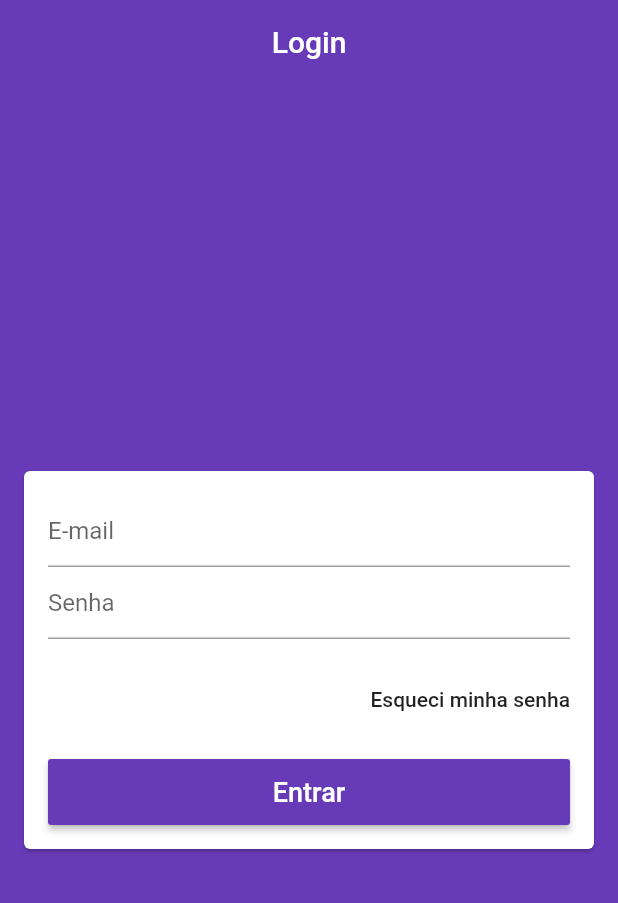
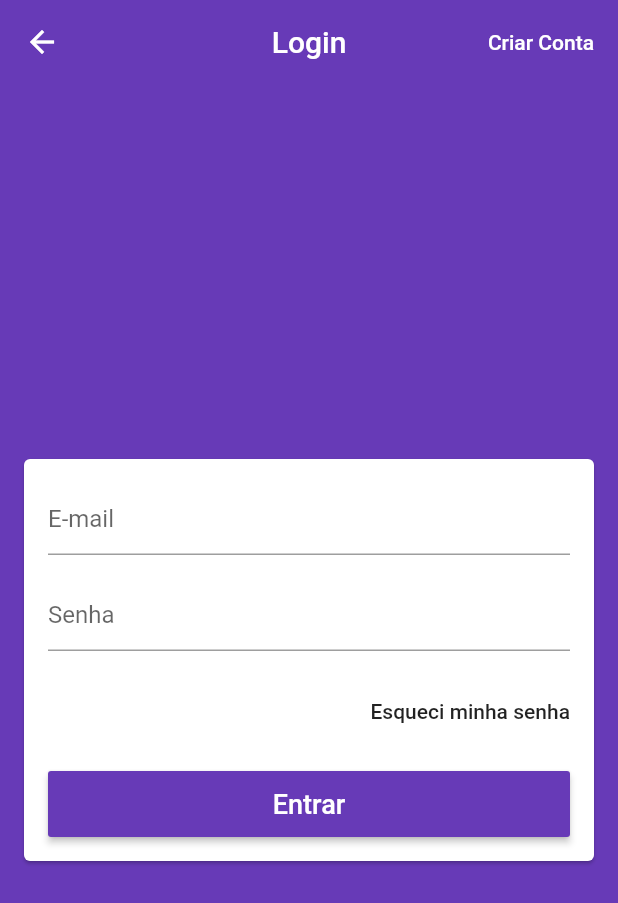
Before and after one commit to Ysr7/LojaVirtualFlutter, a Flutter app: the screen it shows after launch, on a phone screen of 412 x 824 dp. Shown: the top 903 px of the screen. Run offline on Flutter 3.47's test engine with Material 2 defaults, Android fonts, the phone set to English and light mode, and no system bars; our stand-ins replace firebase_auth; accounts and stored records are empty.

Commit message:
Criando Tela de Cadastro

```diff
--- a/loja_virtual/lib/screens/login/login_screen.dart
+++ b/loja_virtual/lib/screens/login/login_screen.dart
@@ -14,11 +14,24 @@ class LoginScreen extends StatelessWidget {
   @override
   Widget build(BuildContext context) {
     return Scaffold(
-      backgroundColor:Theme.of(context).primaryColor ,
+      backgroundColor: Theme.of(context).primaryColor,
       key: scaffoldKey,
       appBar: AppBar(
         title: const Text("Login"),
         centerTitle: true,
+        actions: <Widget>[
+          FlatButton(
+              onPressed: () {
+                Navigator.of(context).pushReplacementNamed("/signup");
+              },
+              textColor: Colors.white,
+              child: const Text(
+                "Criar Conta",
+                style: TextStyle(
+                  fontSize: 14,
+                ),
+              ))
+        ],
       ),
       body: Center(
         child: Card(
@@ -42,6 +55,9 @@ class LoginScreen extends StatelessWidget {
                         }
                         return null;
                       },
+                    ),
+                    const SizedBox(
+                      height: 16,
                     ),
                     TextFormField(
                       controller: senhaController,
@@ -72,7 +88,9 @@ class LoginScreen extends StatelessWidget {
                     SizedBox(
                       height: 44,
                       child: RaisedButton(
-                        onPressed: userManager.loading ? null : () {
+                        onPressed: userManager.loading
+                            ? null
+                            : () {
                                 if (formKey.currentState.validate()) {
                                   userManager.singIn(
                                       user: User(
@@ -91,13 +109,15 @@ class LoginScreen extends StatelessWidget {
                                 }
                               },
                         color: Theme.of(context).primaryColor,
-                        disabledColor: Theme.of(context).primaryColor.withAlpha(100),
+                        disabledColor:
+                            Theme.of(context).primaryColor.withAlpha(100),
                         textColor: Colors.white,
-                        child: userManager.loading ?
-                        const CircularProgressIndicator(
-                          valueColor: AlwaysStoppedAnimation(Colors.white),
-                        ) :
-                        const Text(
+                        child: userManager.loading
+                            ? const CircularProgressIndicator(
+                                valueColor:
+                                    AlwaysStoppedAnimation(Colors.white),
+                              )
+                            : const Text(
                                 "Entrar",
                                 style: TextStyle(fontSize: 18),
                               ),
```
Also changed, not shown: loja_virtual/lib/main.dart (+12 -2 lines), loja_virtual/lib/screens/signup/signup_screen.dart (added, +81 -0 lines). Lines whose indentation alone changed are shown as unchanged.
